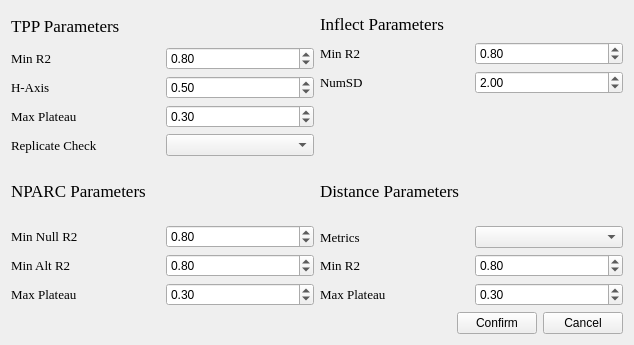
The window that ParamTSA.ui (hcji/ProSAP) describes before a commit, drawn with Qt 5.
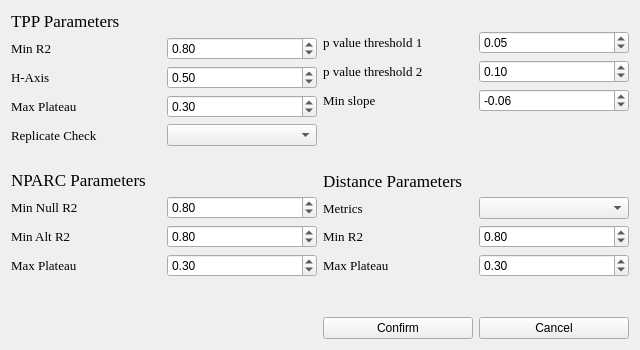
The same window after the commit.

```diff
--- a/ParamTSA.ui
+++ b/ParamTSA.ui
@@ -6,33 +6,80 @@
    <rect>
     <x>0</x>
     <y>0</y>
-    <width>634</width>
-    <height>345</height>
+    <width>640</width>
+    <height>350</height>
    </rect>
   </property>
+  <property name="minimumSize">
+   <size>
+    <width>640</width>
+    <height>350</height>
+   </size>
+  </property>
+  <property name="maximumSize">
+   <size>
+    <width>640</width>
+    <height>350</height>
+   </size>
+  </property>
   <property name="windowTitle">
    <string>Form</string>
   </property>
   <layout class="QGridLayout" name="gridLayout">
+   <item row="2" column="0">
+    <spacer name="horizontalSpacer">
+     <property name="orientation">
+      <enum>Qt::Horizontal</enum>
+     </property>
+     <property name="sizeHint" stdset="0">
+      <size>
+       <width>303</width>
+       <height>20</height>
+      </size>
+     </property>
+    </spacer>
+   </item>
+   <item row="2" column="1">
+    <layout class="QHBoxLayout" name="horizontalLayout_13">
+     <item>
+      <widget class="QPushButton" name="ButtonConfirm">
+       <property name="text">
+        <string>Confirm</string>
+       </property>
+      </widget>
+     </item>
+     <item>
+      <widget class="QPushButton" name="ButtonCancel">
+       <property name="text">
+        <string>Cancel</string>
+       </property>
+      </widget>
+     </item>
+    </layout>
+   </item>
    <item row="0" column="0">
-    <layout class="QVBoxLayout" name="verticalLayout_5">
+    <layout class="QVBoxLayout" name="verticalLayout_8">
      <item>
-      <layout class="QHBoxLayout" name="horizontalLayout_14">
+      <layout class="QHBoxLayout" name="horizontalLayout_8">
        <item>
-        <layout class="QVBoxLayout" name="verticalLayout">
-         <item>
-          <widget class="QLabel" name="label">
-           <property name="font">
-            <font>
-             <family>Times New Roman</family>
-             <pointsize>13</pointsize>
-            </font>
-           </property>
-           <property name="text">
-            <string>TPP Parameters</string>
-           </property>
-          </widget>
-         </item>
+        <widget class="QLabel" name="label">
+         <property name="font">
+          <font>
+           <family>Times New Roman</family>
+           <pointsize>13</pointsize>
+          </font>
+         </property>
+         <property name="text">
+          <string>TPP Parameters</string>
+         </property>
+        </widget>
+       </item>
+      </layout>
+     </item>
+     <item>
+      <layout class="QVBoxLayout" name="verticalLayout_6">
+       <item>
+        <layout class="QVBoxLayout" name="verticalLayout_3">
          <item>
           <layout class="QHBoxLayout" name="horizontalLayout">
            <item>
@@ -153,97 +200,18 @@
         </layout>
        </item>
        <item>
-        <layout class="QVBoxLayout" name="verticalLayout_3">
-         <item>
-          <widget class="QLabel" name="label_10">
-           <property name="font">
-            <font>
-             <family>Times New Roman</family>
-             <pointsize>13</pointsize>
-            </font>
-           </property>
-           <property name="text">
-            <string>Inflect Parameters</string>
-           </property>
-          </widget>
-         </item>
-         <item>
-          <layout class="QHBoxLayout" name="horizontalLayout_8">
-           <item>
-            <widget class="QLabel" name="label_12">
-             <property name="font">
-              <font>
-               <family>Times New Roman</family>
-               <pointsize>10</pointsize>
-              </font>
-             </property>
-             <property name="text">
-              <string>Min R2</string>
-             </property>
-            </widget>
-           </item>
-           <item>
-            <widget class="QDoubleSpinBox" name="BoxR2_Infl">
-             <property name="maximum">
-              <double>1.000000000000000</double>
-             </property>
-             <property name="singleStep">
-              <double>0.010000000000000</double>
-             </property>
-             <property name="value">
-              <double>0.800000000000000</double>
-             </property>
-            </widget>
-           </item>
-          </layout>
-         </item>
-         <item>
-          <layout class="QHBoxLayout" name="horizontalLayout_9">
-           <item>
-            <widget class="QLabel" name="label_13">
-             <property name="font">
-              <font>
-               <family>Times New Roman</family>
-               <pointsize>10</pointsize>
-              </font>
-             </property>
-             <property name="text">
-              <string>NumSD</string>
-             </property>
-            </widget>
-           </item>
-           <item>
-            <widget class="QDoubleSpinBox" name="BoxNumSD">
-             <property name="minimum">
-              <double>1.000000000000000</double>
-             </property>
-             <property name="value">
-              <double>2.000000000000000</double>
-             </property>
-            </widget>
-           </item>
-          </layout>
-         </item>
-         <item>
-          <widget class="QLabel" name="label_17">
-           <property name="text">
-            <string/>
-           </property>
-          </widget>
-         </item>
-         <item>
-          <widget class="QLabel" name="label_18">
-           <property name="text">
-            <string/>
-           </property>
-          </widget>
-         </item>
-        </layout>
+        <spacer name="verticalSpacer">
+         <property name="orientation">
+          <enum>Qt::Vertical</enum>
+         </property>
+         <property name="sizeHint" stdset="0">
+          <size>
+           <width>20</width>
+           <height>20</height>
+          </size>
+         </property>
+        </spacer>
        </item>
-      </layout>
-     </item>
-     <item>
-      <layout class="QHBoxLayout" name="horizontalLayout_15">
        <item>
         <layout class="QVBoxLayout" name="verticalLayout_2">
          <item>
@@ -351,6 +319,147 @@
          </item>
         </layout>
        </item>
+      </layout>
+     </item>
+    </layout>
+   </item>
+   <item row="0" column="1">
+    <layout class="QVBoxLayout" name="verticalLayout_7">
+     <item>
+      <spacer name="horizontalSpacer_2">
+       <property name="orientation">
+        <enum>Qt::Horizontal</enum>
+       </property>
+       <property name="sizeHint" stdset="0">
+        <size>
+         <width>40</width>
+         <height>20</height>
+        </size>
+       </property>
+      </spacer>
+     </item>
+     <item>
+      <layout class="QVBoxLayout" name="verticalLayout_5">
+       <item>
+        <layout class="QVBoxLayout" name="verticalLayout">
+         <item>
+          <layout class="QHBoxLayout" name="horizontalLayout_9">
+           <item>
+            <widget class="QLabel" name="label_12">
+             <property name="font">
+              <font>
+               <family>Times New Roman</family>
+               <pointsize>10</pointsize>
+              </font>
+             </property>
+             <property name="text">
+              <string>p value threshold 1</string>
+             </property>
+            </widget>
+           </item>
+           <item>
+            <widget class="QDoubleSpinBox" name="BoxPval1">
+             <property name="maximum">
+              <double>1.000000000000000</double>
+             </property>
+             <property name="singleStep">
+              <double>0.010000000000000</double>
+             </property>
+             <property name="value">
+              <double>0.050000000000000</double>
+             </property>
+            </widget>
+           </item>
+          </layout>
+         </item>
+         <item>
+          <layout class="QHBoxLayout" name="horizontalLayout_14">
+           <item>
+            <widget class="QLabel" name="label_17">
+             <property name="font">
+              <font>
+               <family>Times New Roman</family>
+               <pointsize>10</pointsize>
+              </font>
+             </property>
+             <property name="text">
+              <string>p value threshold 2</string>
+             </property>
+            </widget>
+           </item>
+           <item>
+            <widget class="QDoubleSpinBox" name="BoxPval2">
+             <property name="maximum">
+              <double>1.000000000000000</double>
+             </property>
+             <property name="singleStep">
+              <double>0.010000000000000</double>
+             </property>
+             <property name="value">
+              <double>0.100000000000000</double>
+             </property>
+            </widget>
+           </item>
+          </layout>
+         </item>
+         <item>
+          <layout class="QHBoxLayout" name="horizontalLayout_15">
+           <item>
+            <widget class="QLabel" name="label_13">
+             <property name="font">
+              <font>
+               <family>Times New Roman</family>
+               <pointsize>10</pointsize>
+              </font>
+             </property>
+             <property name="text">
+              <string>Min slope</string>
+             </property>
+            </widget>
+           </item>
+           <item>
+            <widget class="QDoubleSpinBox" name="BoxMinSlope">
+             <property name="minimum">
+              <double>-99.000000000000000</double>
+             </property>
+             <property name="singleStep">
+              <double>0.010000000000000</double>
+             </property>
+             <property name="value">
+              <double>-0.060000000000000</double>
+             </property>
+            </widget>
+           </item>
+          </layout>
+         </item>
+         <item>
+          <spacer name="horizontalSpacer_3">
+           <property name="orientation">
+            <enum>Qt::Horizontal</enum>
+           </property>
+           <property name="sizeHint" stdset="0">
+            <size>
+             <width>40</width>
+             <height>20</height>
+            </size>
+           </property>
+          </spacer>
+         </item>
+         <item>
+          <spacer name="verticalSpacer_2">
+           <property name="orientation">
+            <enum>Qt::Vertical</enum>
+           </property>
+           <property name="sizeHint" stdset="0">
+            <size>
+             <width>20</width>
+             <height>40</height>
+            </size>
+           </property>
+          </spacer>
+         </item>
+        </layout>
+       </item>
        <item>
         <layout class="QVBoxLayout" name="verticalLayout_4">
          <item>
@@ -367,7 +476,7 @@
           </widget>
          </item>
          <item>
-          <layout class="QHBoxLayout" name="horizontalLayout_10">
+          <layout class="QHBoxLayout" name="horizontalLayout_11">
            <item>
             <widget class="QLabel" name="label_14">
              <property name="font">
@@ -387,7 +496,7 @@
           </layout>
          </item>
          <item>
-          <layout class="QHBoxLayout" name="horizontalLayout_11">
+          <layout class="QHBoxLayout" name="horizontalLayout_10">
            <item>
             <widget class="QLabel" name="label_15">
              <property name="font">
@@ -450,39 +559,21 @@
        </item>
       </layout>
      </item>
-     <item>
-      <layout class="QHBoxLayout" name="horizontalLayout_13">
-       <item>
-        <spacer name="horizontalSpacer">
-         <property name="orientation">
-          <enum>Qt::Horizontal</enum>
-         </property>
-         <property name="sizeHint" stdset="0">
-          <size>
-           <width>40</width>
-           <height>20</height>
-          </size>
-         </property>
-        </spacer>
-       </item>
-       <item>
-        <widget class="QPushButton" name="ButtonConfirm">
-         <property name="text">
-          <string>Confirm</string>
-         </property>
-        </widget>
-       </item>
-       <item>
-        <widget class="QPushButton" name="ButtonCancel">
-         <property name="text">
-          <string>Cancel</string>
-         </property>
-        </widget>
-       </item>
-      </layout>
-     </item>
     </layout>
    </item>
+   <item row="1" column="1">
+    <spacer name="verticalSpacer_3">
+     <property name="orientation">
+      <enum>Qt::Vertical</enum>
+     </property>
+     <property name="sizeHint" stdset="0">
+      <size>
+       <width>20</width>
+       <height>40</height>
+      </size>
+     </property>
+    </spacer>
+   </item>
   </layout>
  </widget>
  <resources/>
```
